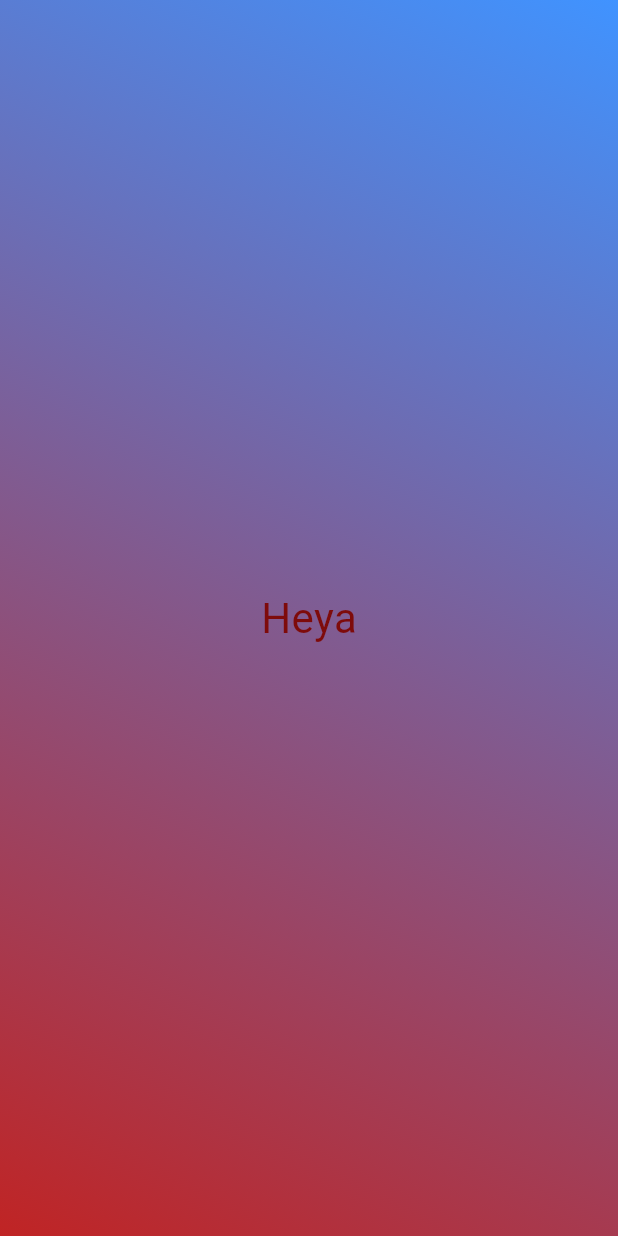
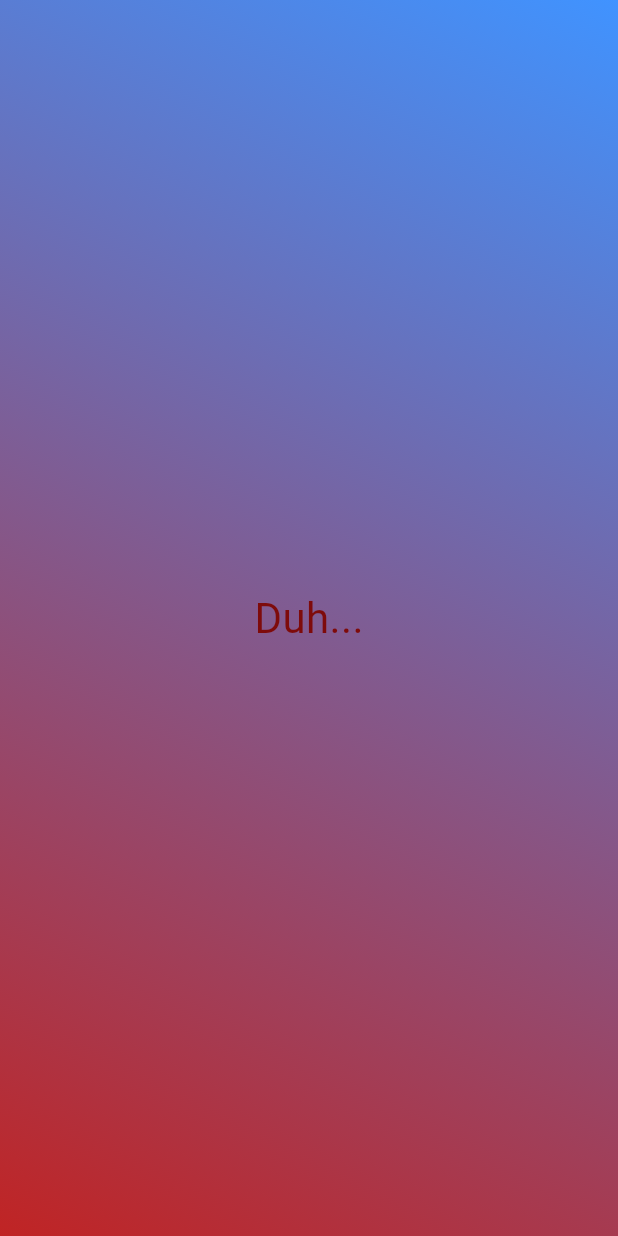
Before and after one commit to Akash-1gif/first_flutter_app, a Flutter app: the screen it shows after launch, on a phone screen of 412 x 824 dp. Run offline on Flutter 3.47's test engine with Material 3 defaults, Android fonts, the phone set to English and light mode, and no system bars.

Commit message:
added images of the die

```diff
--- a/lib/gradient_container.dart
+++ b/lib/gradient_container.dart
@@ -21,7 +21,7 @@ class GradientContainer extends StatelessWidget {
             end: endColor,
           ),
         ),
-        child: const SomeTextToDisplay('Heya'));
+        child: const SomeTextToDisplay('Duh...'));
   }
 }
 
```
Also changed, not shown: assets/images/dice-1.png (added), assets/images/dice-2.png (added), assets/images/dice-3.png (added), assets/images/dice-4.png (added), assets/images/dice-5.png (added), assets/images/dice-6.png (added).
